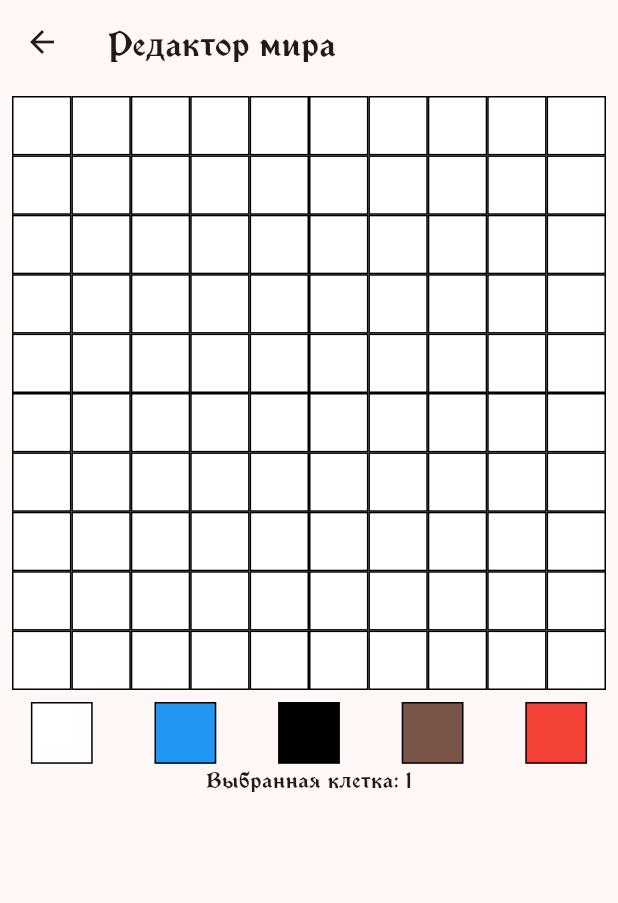
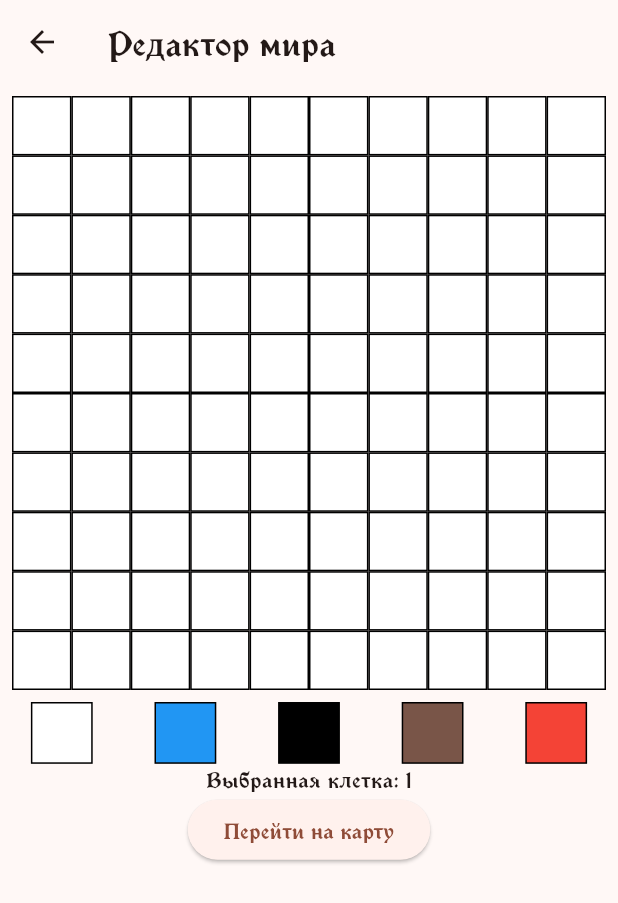
Before and after one commit to Voldezhur/MathProg, a Flutter app: the WorldEditor screen opened directly, on a phone screen of 412 x 824 dp. Shown: the top 903 px of the screen. Run offline on Flutter 3.47's test engine with Material 3 defaults, Android fonts, the phone set to English and light mode, and no system bars.

Commit message:
Working more on world editor . "Fixed" the tileOnTap function in maps, but very stupidly . Editing the custom map works . Added the ability to enter the custom map and move around on it . Changed up the entity class to have default named parameters for ease . Can now add entities to the custom map, pathfinding and everything works as expected
Notes:
. the entire project is in need of refactoring lol

```diff
--- a/knighthood/lib/globals/consts.dart
+++ b/knighthood/lib/globals/consts.dart
@@ -1,3 +1,4 @@
+import 'package:knighthood/models/entity.dart';
 import 'package:knighthood/models/tile_object.dart';
 
 // Создание клеток
@@ -6,6 +7,9 @@ TileObject tilePlayer = TileObject(isPlayer: true);
 TileObject tileWall = TileObject(isFree: false, isWall: true);
 TileObject tileDoor = TileObject(isDoor: true);
 TileObject tileBoar = TileObject(isBoar: true);
+
+// Дефолтное расположение игрока
+Entity playerDefault = Entity(name: 'player', posX: 4, posY: 2);
 
 List<List<TileObject>> emptyMap = [
   [
--- a/knighthood/lib/globals/game_state.dart
+++ b/knighthood/lib/globals/game_state.dart
@@ -1,6 +1,10 @@
+import 'package:knighthood/globals/consts.dart';
 import 'package:knighthood/globals/maps.dart';
+import 'package:knighthood/models/entity.dart';
 import 'package:knighthood/models/map_object.dart';
 import 'package:knighthood/pages/world_editor.dart';
 
 MapObject currentMap = mapHome;
 MapObject customMap = MapObject('custom', customLayout, () {}, []);
+
+Entity player = playerDefault;
--- a/knighthood/lib/globals/maps.dart
+++ b/knighthood/lib/globals/maps.dart
@@ -1,5 +1,6 @@
 import 'package:knighthood/globals/consts.dart';
-import 'package:knighthood/globals/entities.dart';
+import 'package:knighthood/globals/game_state.dart';
+import 'package:knighthood/models/entity.dart';
 import 'package:knighthood/models/map_object.dart';
 
 // Функции карт
@@ -97,7 +98,7 @@ void generateMap3() {
   clearMapLayout(mapForest1);
 
   if (!mapForest2.isGenerated) {
-    mapForest2.entities.add(boar);
+    mapForest2.entities.add(Entity(name: 'boar', isEnemy: true));
   }
 
   mapForest2.isGenerated = true;
--- a/knighthood/lib/models/cell.dart
+++ b/knighthood/lib/models/cell.dart
@@ -1,6 +1,5 @@
 // Класс для алгоритма A*
 // https://www.geeksforgeeks.org/a-search-algorithm/
-import 'package:knighthood/globals/entities.dart';
 import 'package:knighthood/globals/game_state.dart';
 
 class Cell {
--- a/knighthood/lib/models/entity.dart
+++ b/knighthood/lib/models/entity.dart
@@ -1,4 +1,3 @@
-import 'package:knighthood/globals/entities.dart';
 import 'package:knighthood/globals/game_state.dart';
 import 'package:knighthood/models/cell.dart';
 
@@ -12,8 +11,14 @@ class Entity {
 
   bool isEnemy;
 
-  Entity(this.name, this.posX, this.posY, this.prevPosX, this.prevPosY,
-      this.isEnemy);
+  Entity({
+    this.name = 'placeholder',
+    this.posX = 0,
+    this.posY = 0,
+    this.prevPosX = -1,
+    this.prevPosY = -1,
+    this.isEnemy = false,
+  });
 
   // Алгоритм поиска пути до цели A*
   // https://www.geeksforgeeks.org/a-search-algorithm/
@@ -91,8 +96,7 @@ class Entity {
             int col = player.posX;
 
             // Проходим по пути из цели до отправной точки по родительским клеткам
-            while (!(cellDetails[row][col].parentI == row &&
-                cellDetails[row][col].parentJ == col)) {
+            while (!(cellDetails[row][col].parentI == row && cellDetails[row][col].parentJ == col)) {
               path.add((row, col));
               var tempRow = cellDetails[row][col].parentI;
               var tempCol = cellDetails[row][col].parentJ;
@@ -109,16 +113,14 @@ class Entity {
             print(path);
             print(convertToDirections(path));
             return convertToDirections(path);
-          } else if (closedList[newI][newJ] == false &&
-              currentMap.layout[newI][newJ].isFree) {
+          } else if (closedList[newI][newJ] == false && currentMap.layout[newI][newJ].isFree) {
             // Подсчитываем F, g, h
             var newG = cellDetails[i][j].g + 1.0;
             var newH = manhattan(newI, newJ);
             var newF = newG + newH;
 
             // Если клетки нет в открытом списке или новое значение F меньше
-            if (cellDetails[newI][newJ].F > newF ||
-                cellDetails[newI][newJ].F == 0) {
+            if (cellDetails[newI][newJ].F > newF || cellDetails[newI][newJ].F == 0) {
               // Добавить ячейку к открытому списку
               openList.add([newF, newI, newJ]);
               // Обновить данные о клетке
--- a/knighthood/lib/widgets/map.dart
+++ b/knighthood/lib/widgets/map.dart
@@ -3,15 +3,17 @@ import 'package:knighthood/models/tile_object.dart';
 import 'package:knighthood/widgets/tile.dart';
 
 class Map extends StatefulWidget {
-  const Map(
-      {super.key,
-      required this.size,
-      required this.map,
-      required this.tileOnTap});
+  const Map({
+    super.key,
+    required this.size,
+    required this.map,
+    required this.tileOnTap,
+  });
 
   final int size; // Размерность карты
   final List<List<TileObject>> map; // Отрисовываемая карта
-  final Function tileOnTap;
+  final Function
+      tileOnTap; // Функция при нажатии на клетку (обязательны параметры x, y)
 
   @override
   State<Map> createState() => _MapState();
@@ -37,7 +39,7 @@ class _MapState extends State<Map> {
 
           return Tile(
             tile: widget.map[x][y],
-            tileOnTap: widget.tileOnTap,
+            tileOnTap: () => {widget.tileOnTap(x, y)},
           );
         },
       ),
```
Also changed, not shown: knighthood/lib/globals/entities.dart (deleted, +0 -12 lines), knighthood/lib/pages/game_screen.dart (+8 -26 lines), knighthood/lib/pages/world_editor.dart (+25 -1 lines).
